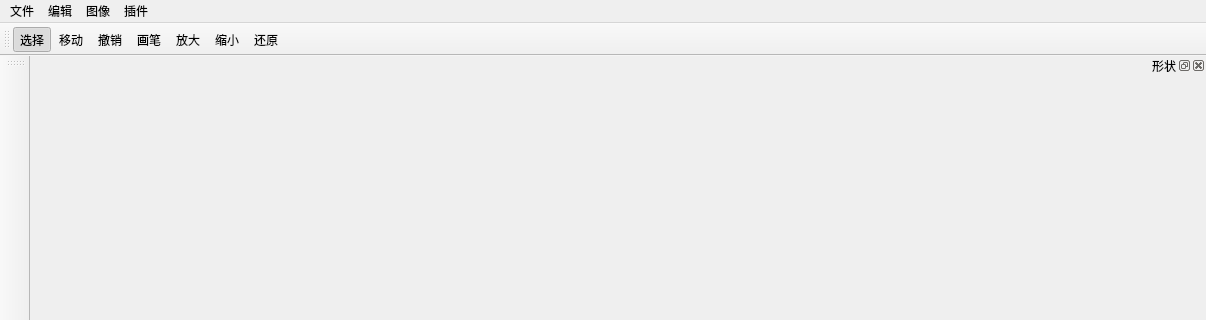
The window that mainwindow.ui (ITERATOR-ACM-TEAM/VIPainter) describes before a commit, drawn with Qt 5; both pictures show x 0 to 1206 and y 0 to 320 of the 1206 by 786 pixel window.
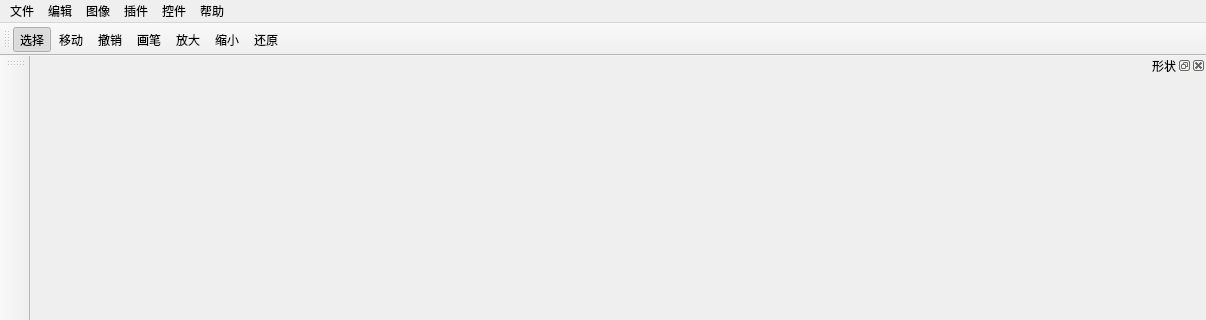
The same window after the commit. Icons and pictures are not drawn.

Patch:
```diff
--- a/mainwindow.ui
+++ b/mainwindow.ui
@@ -20,7 +20,7 @@
      <x>0</x>
      <y>0</y>
      <width>1206</width>
-     <height>26</height>
+     <height>29</height>
     </rect>
    </property>
    <property name="toolTip">
@@ -66,10 +66,23 @@
     <addaction name="actionBreakUp"/>
     <addaction name="actionDelete"/>
    </widget>
+   <widget class="QMenu" name="menuTools">
+    <property name="title">
+     <string>控件</string>
+    </property>
+   </widget>
+   <widget class="QMenu" name="menuHelp">
+    <property name="title">
+     <string>帮助</string>
+    </property>
+    <addaction name="actionAbout"/>
+   </widget>
    <addaction name="menu"/>
    <addaction name="menuEdit"/>
    <addaction name="menu_2"/>
    <addaction name="menu_3"/>
+   <addaction name="menuTools"/>
+   <addaction name="menuHelp"/>
   </widget>
   <widget class="QToolBar" name="mainToolBar">
    <property name="windowTitle">
```
Left out of the diff: 23 changed lines with no effect on the pictures.
